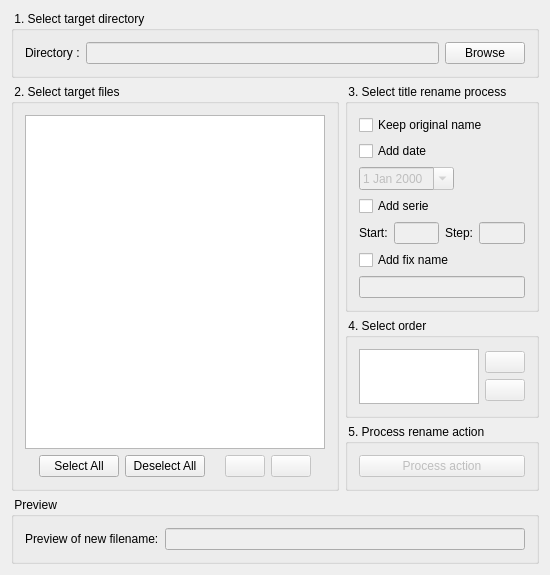
First picture: the form in mainwindow.ui, repository tbikfalvi/FiTi, before the edit.
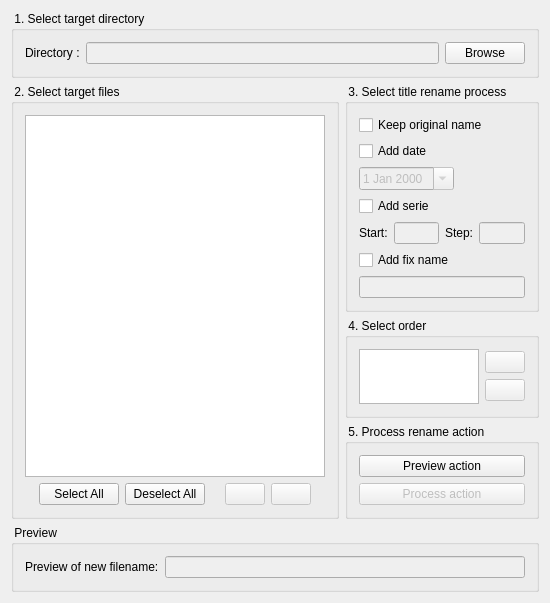
Second picture: the form after the edit. Icons and pictures are not drawn.

```diff
--- a/mainwindow.ui
+++ b/mainwindow.ui
@@ -378,6 +378,13 @@
            <string> 5. Process rename action </string>
           </property>
           <layout class="QVBoxLayout" name="verticalLayout_2">
+           <item>
+            <widget class="QPushButton" name="pbPreviewAction">
+             <property name="text">
+              <string>Preview action</string>
+             </property>
+            </widget>
+           </item>
            <item>
             <widget class="QPushButton" name="pbProcessAction">
              <property name="enabled">
```
